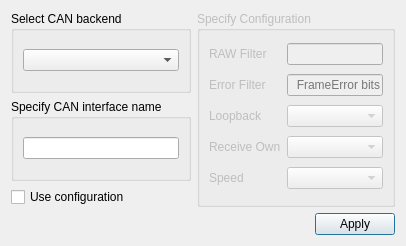
qt/qtserialbus, file examples/serialbus/can/settingsdialog.ui: the form before one commit.
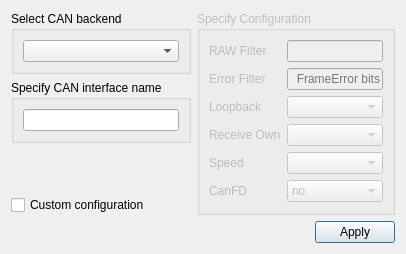
The form after the commit.

Commit message: Support CanFD config option in can example

Patch:
```diff
--- a/examples/serialbus/can/settingsdialog.ui
+++ b/examples/serialbus/can/settingsdialog.ui
@@ -7,13 +7,37 @@
     <x>0</x>
     <y>0</y>
     <width>406</width>
-    <height>246</height>
+    <height>254</height>
    </rect>
   </property>
   <property name="windowTitle">
    <string>Settings</string>
   </property>
-  <layout class="QGridLayout" name="gridLayout_4">
+  <layout class="QGridLayout" name="gridLayout_2">
+   <item row="4" column="0" colspan="2">
+    <layout class="QHBoxLayout" name="horizontalLayout">
+     <item>
+      <spacer name="horizontalSpacer">
+       <property name="orientation">
+        <enum>Qt::Horizontal</enum>
+       </property>
+       <property name="sizeHint" stdset="0">
+        <size>
+         <width>96</width>
+         <height>20</height>
+        </size>
+       </property>
+      </spacer>
+     </item>
+     <item>
+      <widget class="QPushButton" name="applyButton">
+       <property name="text">
+        <string>Apply</string>
+       </property>
+      </widget>
+     </item>
+    </layout>
+   </item>
    <item row="0" column="0">
     <widget class="QGroupBox" name="selectBackendBox">
      <property name="title">
@@ -26,7 +50,7 @@
      </layout>
     </widget>
    </item>
-   <item row="0" column="1" rowspan="3">
+   <item row="0" column="1" rowspan="4">
     <widget class="QGroupBox" name="configurationBox">
      <property name="enabled">
       <bool>false</bool>
@@ -34,21 +58,7 @@
      <property name="title">
       <string>Specify Configuration</string>
      </property>
-     <layout class="QGridLayout" name="gridLayout_2">
-      <item row="0" column="1">
-       <widget class="QLineEdit" name="rawFilterEdit">
-        <property name="alignment">
-         <set>Qt::AlignRight|Qt::AlignTrailing|Qt::AlignVCenter</set>
-        </property>
-       </widget>
-      </item>
-      <item row="5" column="0">
-       <widget class="QLabel" name="speedLabel">
-        <property name="text">
-         <string>Speed</string>
-        </property>
-       </widget>
-      </item>
+     <layout class="QGridLayout" name="gridLayout_4">
       <item row="0" column="0">
        <widget class="QLabel" name="rawFilterLabel">
         <property name="text">
@@ -56,10 +66,17 @@
         </property>
        </widget>
       </item>
-      <item row="2" column="0">
-       <widget class="QLabel" name="loopbackLabel">
+      <item row="0" column="1">
+       <widget class="QLineEdit" name="rawFilterEdit">
+        <property name="alignment">
+         <set>Qt::AlignRight|Qt::AlignTrailing|Qt::AlignVCenter</set>
+        </property>
+       </widget>
+      </item>
+      <item row="1" column="0">
+       <widget class="QLabel" name="errorFilterLabel">
         <property name="text">
-         <string>Loopback</string>
+         <string>Error Filter</string>
         </property>
        </widget>
       </item>
@@ -73,29 +90,56 @@
         </property>
        </widget>
       </item>
-      <item row="4" column="0">
+      <item row="2" column="0">
+       <widget class="QLabel" name="loopbackLabel">
+        <property name="text">
+         <string>Loopback</string>
+        </property>
+       </widget>
+      </item>
+      <item row="2" column="1">
+       <widget class="QComboBox" name="loopbackBox"/>
+      </item>
+      <item row="3" column="0">
        <widget class="QLabel" name="receiveOwnLabel">
         <property name="text">
          <string>Receive Own</string>
         </property>
        </widget>
       </item>
-      <item row="1" column="0">
-       <widget class="QLabel" name="errorFilterLabel">
-        <property name="text">
-         <string>Error Filter</string>
-        </property>
-       </widget>
-      </item>
-      <item row="5" column="1">
-       <widget class="QComboBox" name="speedBox">
-       </widget>
-      </item>
-      <item row="4" column="1">
+      <item row="3" column="1">
        <widget class="QComboBox" name="receiveOwnBox"/>
       </item>
-      <item row="2" column="1">
-       <widget class="QComboBox" name="loopbackBox"/>
+      <item row="4" column="0">
+       <widget class="QLabel" name="speedLabel">
+        <property name="text">
+         <string>Speed</string>
+        </property>
+       </widget>
+      </item>
+      <item row="4" column="1">
+       <widget class="QComboBox" name="speedBox"/>
+      </item>
+      <item row="5" column="0">
+       <widget class="QLabel" name="canFdLabel">
+        <property name="text">
+         <string>CanFD</string>
+        </property>
+       </widget>
+      </item>
+      <item row="5" column="1">
+       <widget class="QComboBox" name="canFdBox">
+        <item>
+         <property name="text">
+          <string>no</string>
+         </property>
+        </item>
+        <item>
+         <property name="text">
+          <string>yes</string>
+         </property>
+        </item>
+       </widget>
       </item>
      </layout>
     </widget>
@@ -112,37 +156,13 @@
      </layout>
     </widget>
    </item>
-   <item row="2" column="0">
+   <item row="3" column="0">
     <widget class="QCheckBox" name="useConfigurationBox">
      <property name="text">
-      <string>Use configuration</string>
+      <string>Custom configuration</string>
      </property>
     </widget>
    </item>
-   <item row="3" column="0" colspan="2">
-    <layout class="QHBoxLayout" name="horizontalLayout">
-     <item>
-      <spacer name="horizontalSpacer">
-       <property name="orientation">
-        <enum>Qt::Horizontal</enum>
-       </property>
-       <property name="sizeHint" stdset="0">
-        <size>
-         <width>96</width>
-         <height>20</height>
-        </size>
-       </property>
-      </spacer>
-     </item>
-     <item>
-      <widget class="QPushButton" name="applyButton">
-       <property name="text">
-        <string>Apply</string>
-       </property>
-      </widget>
-     </item>
-    </layout>
-   </item>
   </layout>
  </widget>
  <resources/>
```
The commit also changes 1 other file.
